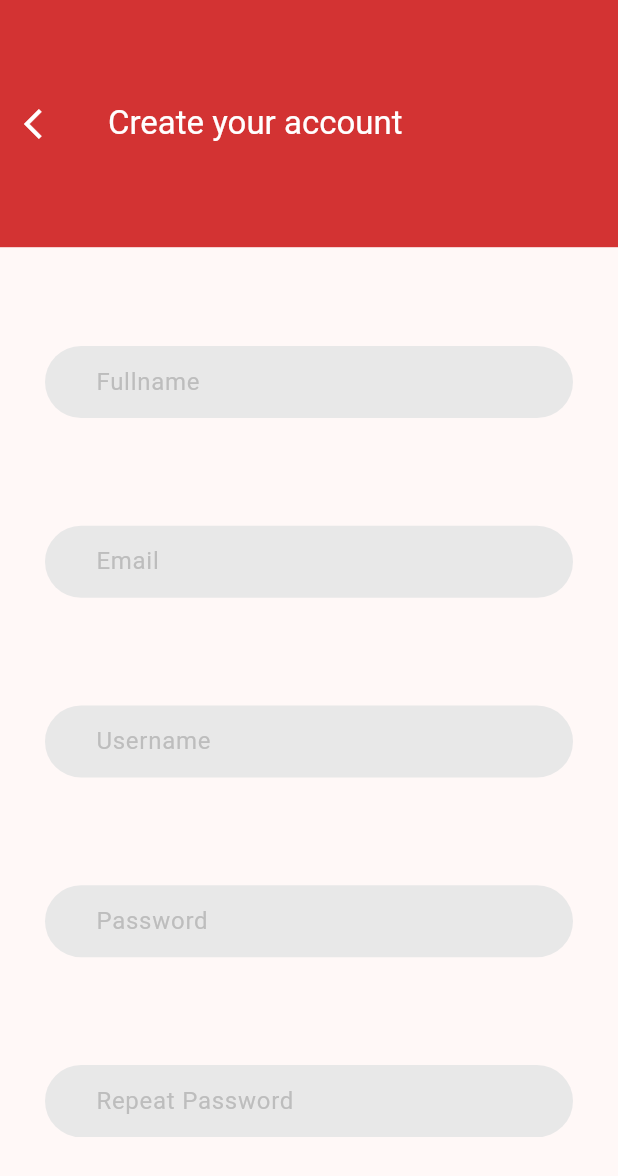
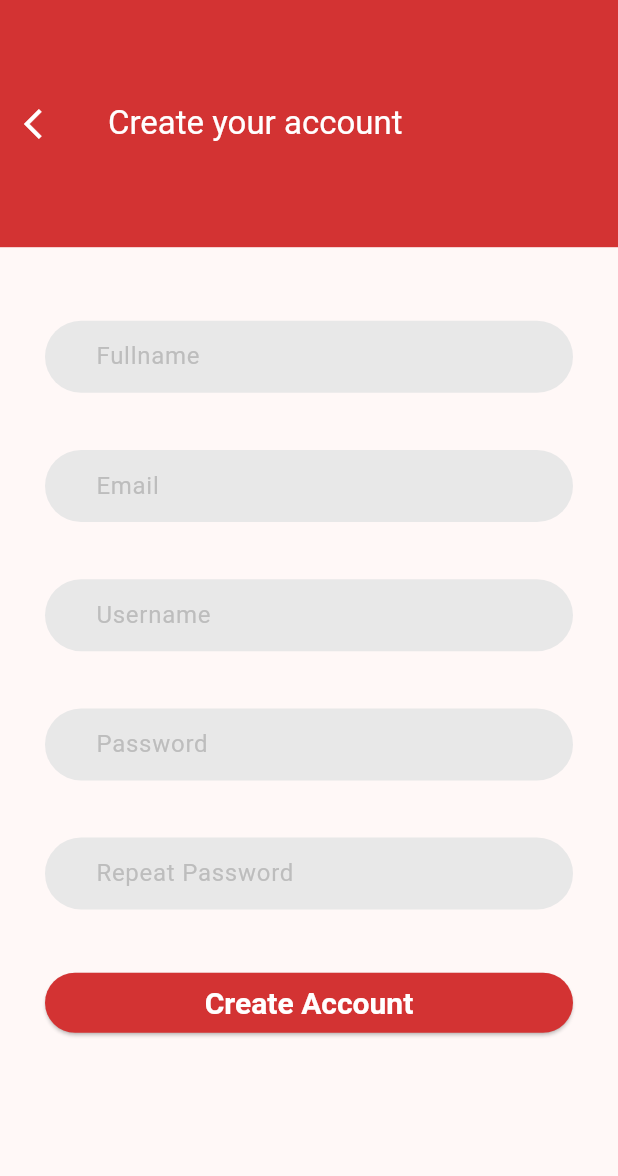
Before and after one commit to Bipoeman/Softdev-2-Group-1-Frontend, a Flutter app: the screen it shows after launch, after a tap on "Create an account", on a phone screen of 412 x 824 dp. Shown: the top 1176 px of the screen. Run offline on Flutter 3.47's test engine with Material 3 defaults, Android fonts, the phone set to English and light mode, and no system bars.

Commit message:
Login and register auto move fixed

```diff
--- a/lib/User/login.dart
+++ b/lib/User/login.dart
@@ -17,10 +17,9 @@ class _LoginPageState extends State<LoginPage> {
     return Scaffold(
       backgroundColor: backgroundColor,
       body: SafeArea(
-        child: CustomScrollView(
-          slivers: [
-            SliverFillRemaining(
-              hasScrollBody: false,
+        child: SingleChildScrollView(
+          child: ConstrainedBox(
+            constraints: BoxConstraints(maxHeight: size.height * 0.9),
             child: Center(
               child: Column(
                 mainAxisAlignment: MainAxisAlignment.spaceAround,
@@ -79,8 +78,7 @@ class _LoginPageState extends State<LoginPage> {
                             fillColor: backgroundColor,
                             filled: true,
                             labelStyle: TextStyle(color: Colors.grey[400]),
-                              contentPadding:
-                                  const EdgeInsets.fromLTRB(30, 0, 5, 0),
+                            contentPadding: const EdgeInsets.fromLTRB(30, 0, 5, 0),
                             labelText: "Email",
                             prefixIconColor: Colors.white,
                             prefixIcon: const Icon(Icons.person),
@@ -97,8 +95,7 @@ class _LoginPageState extends State<LoginPage> {
                             fillColor: backgroundColor,
                             filled: true,
                             labelStyle: TextStyle(color: Colors.grey[400]),
-                              contentPadding:
-                                  const EdgeInsets.fromLTRB(30, 0, 5, 0),
+                            contentPadding: const EdgeInsets.fromLTRB(30, 0, 5, 0),
                             labelText: "Password",
                             prefixIconColor: Colors.white,
                             prefixIcon: const Icon(Icons.lock_outline),
@@ -158,7 +155,6 @@ class _LoginPageState extends State<LoginPage> {
               ),
             ),
           ),
-          ],
         ),
       ),
     );
--- a/lib/User/register.dart
+++ b/lib/User/register.dart
@@ -12,7 +12,7 @@ TextFormField textField({
 }) {
   return TextFormField(
     keyboardType: inputType,
-    obscureText: obscureText??false,
+    obscureText: obscureText ?? false,
     decoration: InputDecoration(
       fillColor: fillColor,
       filled: true,
@@ -62,24 +62,55 @@ class _RegisterPageState extends State<RegisterPage> {
             },
           ),
         ),
-        body: Padding(
-          padding: EdgeInsets.all(30),
-          child: CustomScrollView(
-            slivers: [
-              SliverFillRemaining(
-                hasScrollBody: false,
-                child: Column(
-                  mainAxisAlignment: MainAxisAlignment.spaceAround,
-                  children: [
-                    textField(labelText: "Fullname", fillColor: backgroundColor),
-                    textField(labelText: "Email", fillColor: backgroundColor,inputType: TextInputType.emailAddress),
-                    textField(labelText: "Username", fillColor: backgroundColor),
-                    textField(labelText: "Password", fillColor: backgroundColor,obscureText: true),
-                    textField(labelText: "Repeat Password", fillColor: backgroundColor,obscureText: true),
-                  ],
-                ),
-              )
-            ],
+        body: SingleChildScrollView(
+          child: ConstrainedBox(
+            constraints: BoxConstraints(maxHeight: size.height * 0.7),
+            child: Padding(
+              padding: const EdgeInsets.all(30),
+              child: Column(
+                mainAxisAlignment: MainAxisAlignment.spaceAround,
+                children: [
+                  textField(
+                    labelText: "Fullname",
+                    fillColor: backgroundColor,
+                  ),
+                  textField(
+                      labelText: "Email",
+                      fillColor: backgroundColor,
+                      inputType: TextInputType.emailAddress),
+                  textField(
+                    labelText: "Username",
+                    fillColor: backgroundColor,
+                  ),
+                  textField(
+                    labelText: "Password",
+                    fillColor: backgroundColor,
+                    obscureText: true,
+                  ),
+                  textField(
+                    labelText: "Repeat Password",
+                    fillColor: backgroundColor,
+                    obscureText: true,
+                  ),
+                  SizedBox(
+                    width: double.infinity,
+                    child: ElevatedButton(
+                      style: ElevatedButton.styleFrom(
+                        backgroundColor: mainColor,
+                        textStyle: const TextStyle(
+                          color: Colors.white,
+                          fontWeight: FontWeight.bold,
+                          fontSize: 20,
+                        ),
+                        foregroundColor: Colors.white,
+                      ),
+                      child: const Text("Create Account"),
+                      onPressed: () {},
+                    ),
+                  ),
+                ],
+              ),
+            ),
           ),
         ),
       ),
```
Lines whose indentation alone changed are shown as unchanged.
